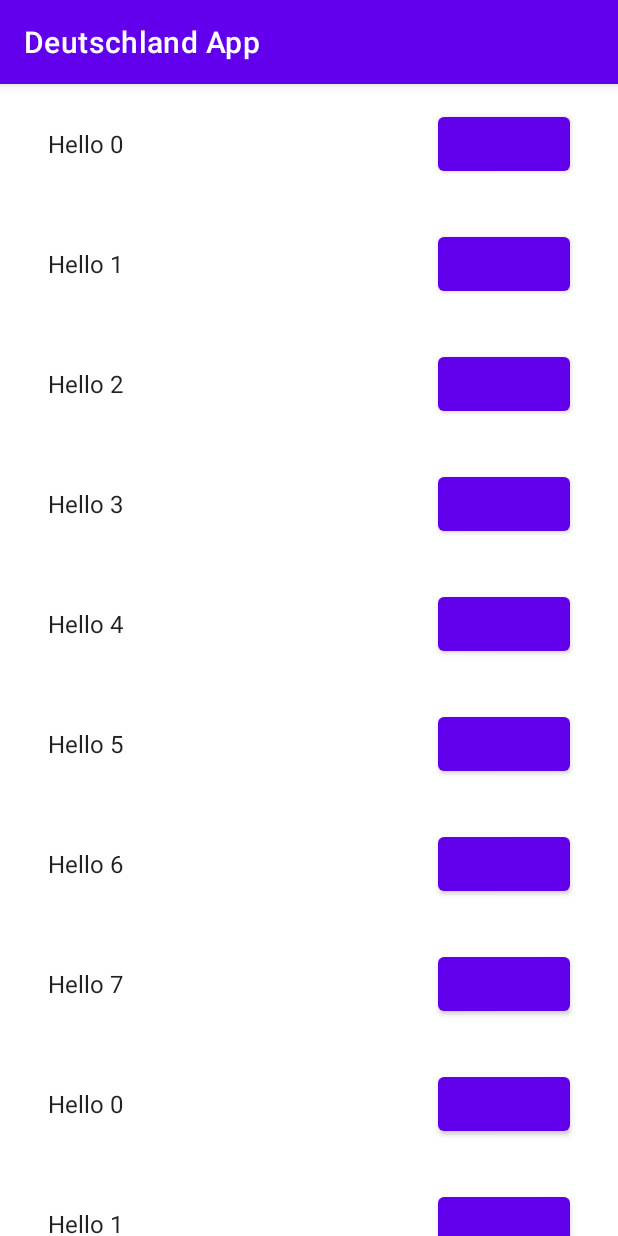
After one commit to CoDen256/deutschland-app, an Android app: the fragment MailBoxFragment shown on its own in the app's theme, on a phone screen of 412 x 824 dp. The commit adds this screen. Run offline under Robolectric (Android 15) with nearby library versions, the phone set to English and light mode, and no system bars.

Commit message:
Migrate MailBoxActivity.kt to fragment

```diff
--- a/app/build.gradle
+++ b/app/build.gradle
@@ -47,6 +47,8 @@ dependencies {
     implementation 'androidx.navigation:navigation-ui-ktx:2.4.2'
     implementation 'androidx.annotation:annotation:1.3.0'
     implementation 'org.maplibre.gl:android-sdk:9.4.0'
+    implementation 'androidx.legacy:legacy-support-v4:1.0.0'
+    implementation 'androidx.recyclerview:recyclerview:1.2.1'
     testImplementation 'junit:junit:4.13.2'
     androidTestImplementation 'androidx.test.ext:junit:1.1.3'
     androidTestImplementation 'androidx.test.espresso:espresso-core:3.4.0'
--- a/app/src/main/AndroidManifest.xml
+++ b/app/src/main/AndroidManifest.xml
@@ -14,11 +14,6 @@
             android:name="com.maptiler.simplemap.mapTilerKey"
             android:value="IEgjtP6buJHzlPpbjWrk" />
 
-        <activity
-            android:name=".ui.mailbox.MailBoxActivity"
-            android:exported="true"
-            android:label="@string/title_activity_mail_box"
-            android:theme="@style/Theme.DeutschlandApp.NoActionBar"></activity>
 
         <activity
             android:name=".ui.geo.GeoDataActivity"
--- /dev/null
+++ b/app/src/main/java/de/app/ui/mailbox/MailBoxFragment.kt
@@ -0,0 +1,73 @@
+package de.app.ui.mailbox
+
+import android.os.Bundle
+import androidx.fragment.app.Fragment
+import androidx.recyclerview.widget.GridLayoutManager
+import androidx.recyclerview.widget.LinearLayoutManager
+import androidx.recyclerview.widget.RecyclerView
+import android.view.LayoutInflater
+import android.view.View
+import android.view.ViewGroup
+import de.app.R
+import de.app.data.model.mail.MailMessageHeader
+import java.time.Instant
+import java.util.*
+import kotlin.random.Random
+
+/**
+ * A fragment representing a list of Items.
+ */
+class MailBoxFragment : Fragment() {
+
+    override fun onCreateView(
+        inflater: LayoutInflater, container: ViewGroup?,
+        savedInstanceState: Bundle?
+    ): View {
+        val view =
+            inflater.inflate(R.layout.fragment_mail_box_list, container, false) as RecyclerView
+
+        val mailMessages = getMails()
+        with(view) {
+            layoutManager = LinearLayoutManager(context)
+            adapter = MailMessageHeaderAdapter(mailMessages)
+        }
+
+        runUpdatesWithIntervals(view, mailMessages)
+
+        return view
+    }
+
+    private fun runUpdatesWithIntervals(view: RecyclerView, mailMessages: MutableList<MailMessageHeader>) {
+        Timer().scheduleAtFixedRate(object : TimerTask() {
+            override fun run() {
+                updateMails(view, mailMessages)
+            }
+        }, 0, 10000)
+    }
+
+
+    private fun updateMails(rv: RecyclerView, origin: MutableList<MailMessageHeader>) {
+        val newMails = getMails()
+        activity?.runOnUiThread {
+            rv.adapter?.apply {
+                val curSize = itemCount
+                origin.addAll(newMails)
+                notifyItemRangeChanged(curSize, newMails.size)
+            }
+        }
+    }
+
+    private fun getMails(): MutableList<MailMessageHeader> = ArrayList<MailMessageHeader>().apply {
+        for (i in 0..Random.nextInt(1, 10)) {
+            add(
+                MailMessageHeader(
+                    "Hello $i",
+                    Instant.now(),
+                    removed = false,
+                    important = false,
+                    UUID.randomUUID()
+                )
+            )
+        }
+    }
+}
--- /dev/null
+++ b/app/src/main/java/de/app/ui/mailbox/MailMessageHeaderAdapter.kt
@@ -0,0 +1,39 @@
+package de.app.ui.mailbox
+
+import android.view.LayoutInflater
+import android.view.ViewGroup
+import android.widget.TextView
+import androidx.recyclerview.widget.RecyclerView
+import de.app.data.model.mail.MailMessageHeader
+import de.app.databinding.FragmentMailBoxItemBinding
+
+class MailMessageHeaderAdapter(
+    private val mailMessages: List<MailMessageHeader>
+) : RecyclerView.Adapter<MailMessageHeaderAdapter.ViewHolder>() {
+
+    override fun onCreateViewHolder(parent: ViewGroup, viewType: Int): ViewHolder {
+        return ViewHolder(
+            FragmentMailBoxItemBinding.inflate(
+                LayoutInflater.from(parent.context),
+                parent,
+                false
+            )
+        )
+
+    }
+
+    override fun onBindViewHolder(holder: ViewHolder, position: Int) {
+        val message: MailMessageHeader = mailMessages[position]
+        val subjectView = holder.subjectView
+        subjectView.text = message.subject
+    }
+
+    override fun getItemCount(): Int = mailMessages.size
+
+    inner class ViewHolder(binding: FragmentMailBoxItemBinding) :
+        RecyclerView.ViewHolder(binding.root) {
+        val subjectView: TextView = binding.mailSubject
+        val deleteButton: TextView = binding.mailDeleteButton
+    }
+
+}
--- a/app/src/main/res/layout/item_mailmessage.xml
+++ b/app/src/main/res/layout/fragment_mail_box_item.xml
@@ -1,26 +1,23 @@
 <?xml version="1.0" encoding="utf-8"?>
 <LinearLayout xmlns:android="http://schemas.android.com/apk/res/android"
-    android:orientation="horizontal"
     android:layout_width="match_parent"
     android:layout_height="wrap_content"
-    android:paddingTop="10dp"
-    android:paddingBottom="10dp"
-    >
+    android:orientation="horizontal">
 
     <TextView
         android:id="@+id/mail_subject"
         android:layout_width="0dp"
+        android:layout_weight="1"
         android:layout_height="wrap_content"
-        android:layout_weight="1"
-        />
+        android:layout_margin="@dimen/text_margin"
+        android:textAppearance="?attr/textAppearanceListItem" />
+
 
     <Button
         android:id="@+id/mail_delete_button"
         android:layout_width="wrap_content"
         android:layout_height="wrap_content"
-        android:paddingLeft="16dp"
-        android:paddingRight="16dp"
-        android:textSize="11sp"
-        />
+        android:layout_margin="@dimen/text_margin"
+        android:textAppearance="?attr/textAppearanceListItem" />
 
 </LinearLayout>
--- /dev/null
+++ b/app/src/main/res/layout/fragment_mail_box_list.xml
@@ -0,0 +1,13 @@
+<?xml version="1.0" encoding="utf-8"?>
+<androidx.recyclerview.widget.RecyclerView xmlns:android="http://schemas.android.com/apk/res/android"
+    xmlns:app="http://schemas.android.com/apk/res-auto"
+    xmlns:tools="http://schemas.android.com/tools"
+    android:id="@+id/list"
+    android:name="de.app.ui.mailbox.MailBoxFragment"
+    android:layout_width="match_parent"
+    android:layout_height="match_parent"
+    android:layout_marginLeft="16dp"
+    android:layout_marginRight="16dp"
+    app:layoutManager="LinearLayoutManager"
+    tools:context=".ui.mailbox.MailBoxFragment"
+    tools:listitem="@layout/fragment_mail_box_item" />
--- a/app/src/main/res/menu/activity_main_drawer.xml
+++ b/app/src/main/res/menu/activity_main_drawer.xml
@@ -16,5 +16,9 @@
             android:id="@+id/nav_slideshow"
             android:icon="@drawable/ic_menu_slideshow"
             android:title="@string/menu_slideshow" />
+        <item
+            android:id="@+id/nav_mailbox"
+            android:icon="@android:drawable/ic_dialog_email"
+            android:title="@string/menu_mailbox" />
     </group>
 </menu>
--- a/app/src/main/res/navigation/mobile_navigation.xml
+++ b/app/src/main/res/navigation/mobile_navigation.xml
@@ -22,4 +22,10 @@
         android:name="de.app.ui.slideshow.SlideshowFragment"
         android:label="@string/menu_slideshow"
         tools:layout="@layout/fragment_slideshow" />
+
+    <fragment
+        android:id="@+id/nav_mailbox"
+        android:name="de.app.ui.mailbox.MailBoxFragment"
+        android:label="@string/menu_mailbox"
+        tools:layout="@layout/fragment_mail_box_list" />
 </navigation>
--- a/app/src/main/res/values/dimens.xml
+++ b/app/src/main/res/values/dimens.xml
@@ -5,4 +5,5 @@
     <dimen name="nav_header_vertical_spacing">8dp</dimen>
     <dimen name="nav_header_height">176dp</dimen>
     <dimen name="fab_margin">16dp</dimen>
+    <dimen name="text_margin">16dp</dimen>
 </resources>
--- a/app/src/main/res/values/strings.xml
+++ b/app/src/main/res/values/strings.xml
@@ -31,4 +31,5 @@
 
     <string name="hello_first_fragment">Hello first fragment</string>
     <string name="hello_second_fragment">Hello second fragment. Arg: %1$s</string>
+    <string name="menu_mailbox">Mailbox</string>
 </resources>
```
Also changed, not shown: app/src/main/java/de/app/ui/MainActivity.kt (+5 -7 lines), app/src/main/java/de/app/ui/mailbox/MailBoxActivity.kt (deleted, +0 -67 lines), app/src/main/java/de/app/ui/mailbox/MailMessageAdapter.kt (deleted, +0 -38 lines), app/src/main/res/layout/activity_mail_box.xml (deleted, +0 -26 lines), app/src/main/res/layout/content_mail_box.xml (deleted, +0 -17 lines).
